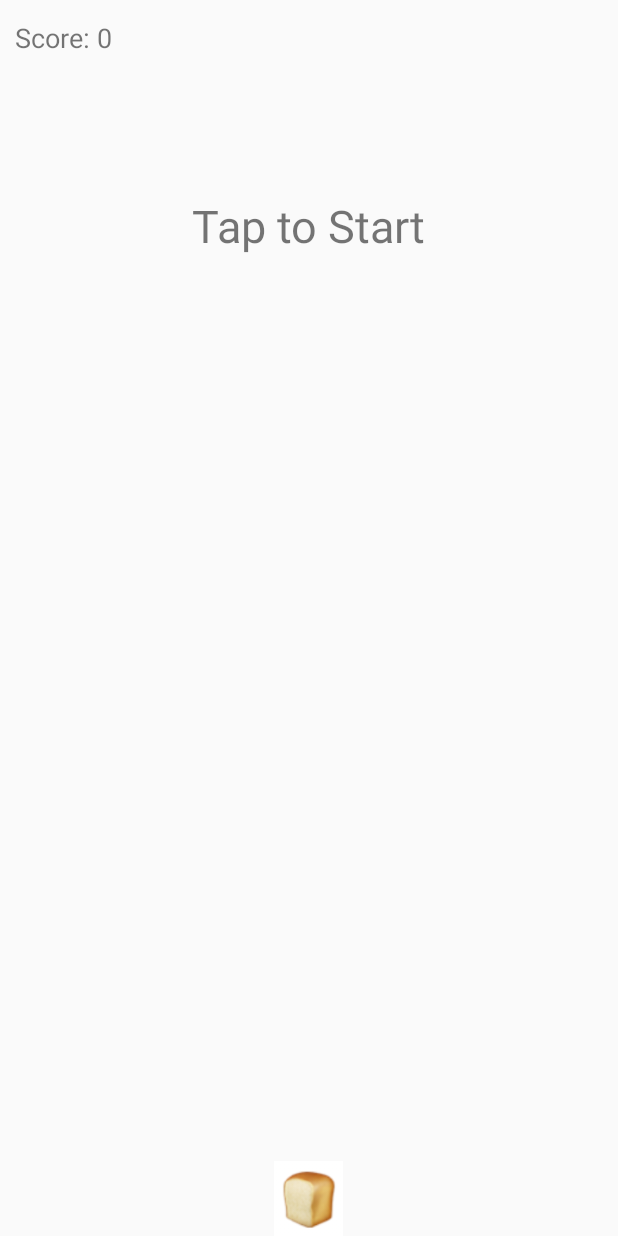
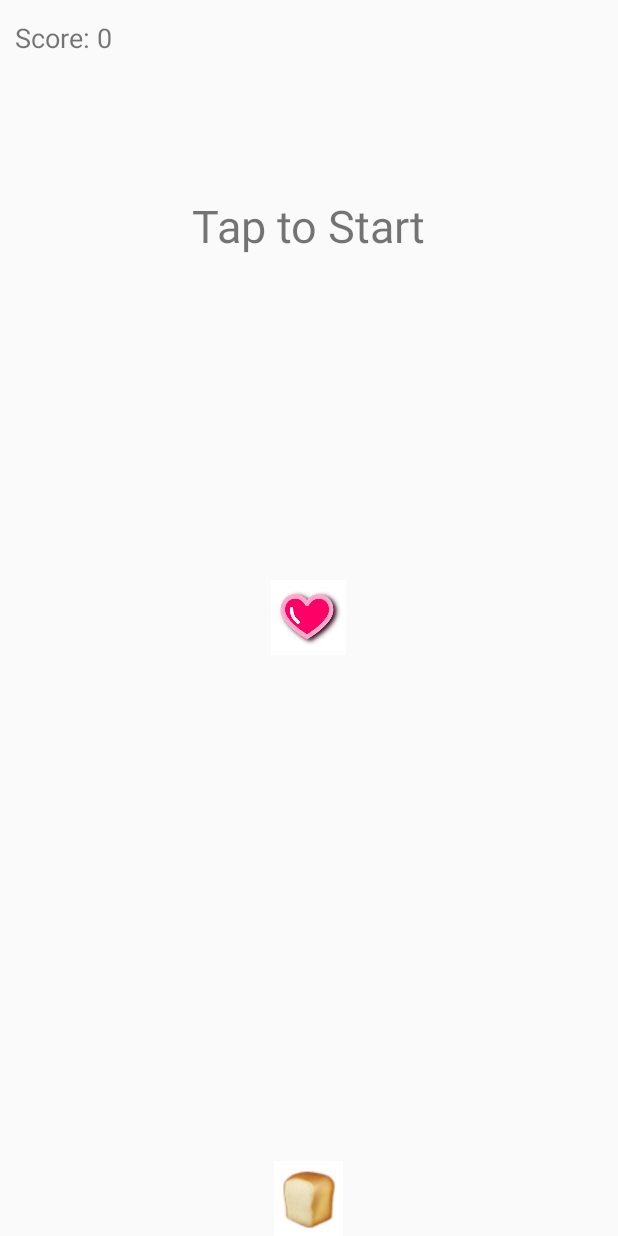
Before and after one commit to thehanriver/Lets-Get-This-Bread, an Android app: the MainActivity screen opened directly, with no data from a screen before it, on a phone screen of 412 x 824 dp. Run offline under Robolectric (Android 15) with nearby library versions, the phone set to English and light mode, and no system bars.

Commit message:
health implemenation and cute heart

```diff
--- a/app/src/main/res/layout/activity_main.xml
+++ b/app/src/main/res/layout/activity_main.xml
@@ -74,6 +74,13 @@
             android:onClick="pausePushed"
             android:src="@drawable/bread" />
 
+        <ImageView
+            android:id="@+id/cutlery"
+            android:layout_width="50dp"
+            android:layout_gravity="center"
+            android:layout_height="50dp"
+            android:src="@drawable/heart" />
+
 
     </FrameLayout>
 
```
Also changed, not shown: app/src/main/java/com/example/eddie/letsgetthisbread/MainActivity.java (+13 -7 lines), app/src/main/res/drawable/heart.jpg (added).
